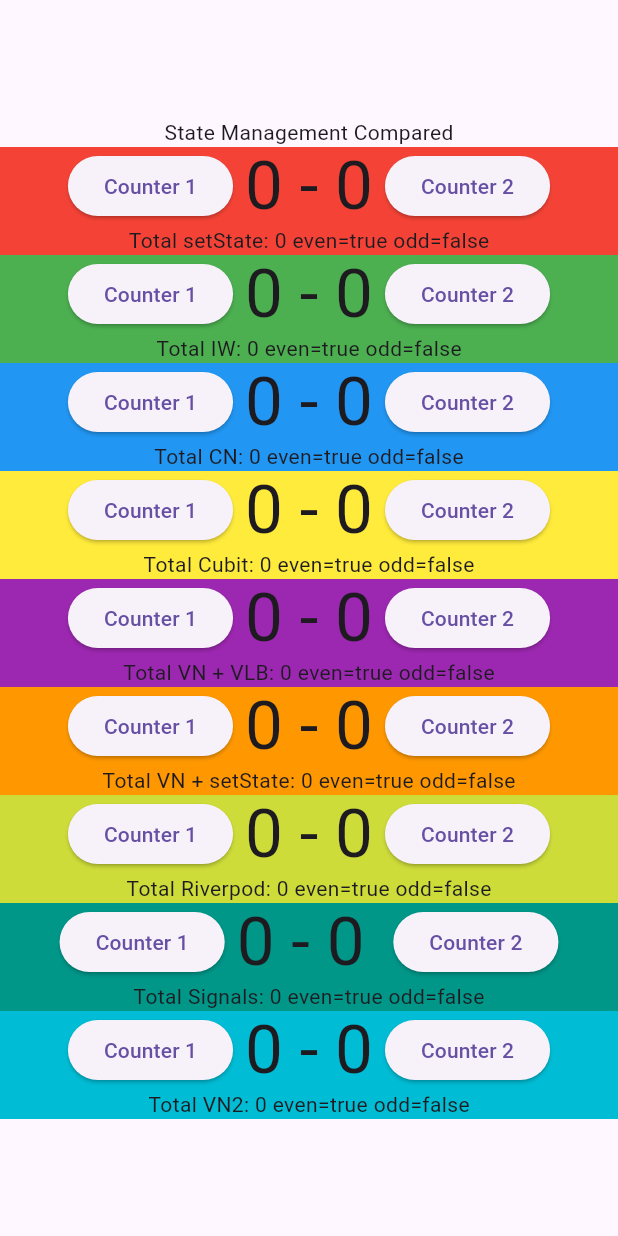
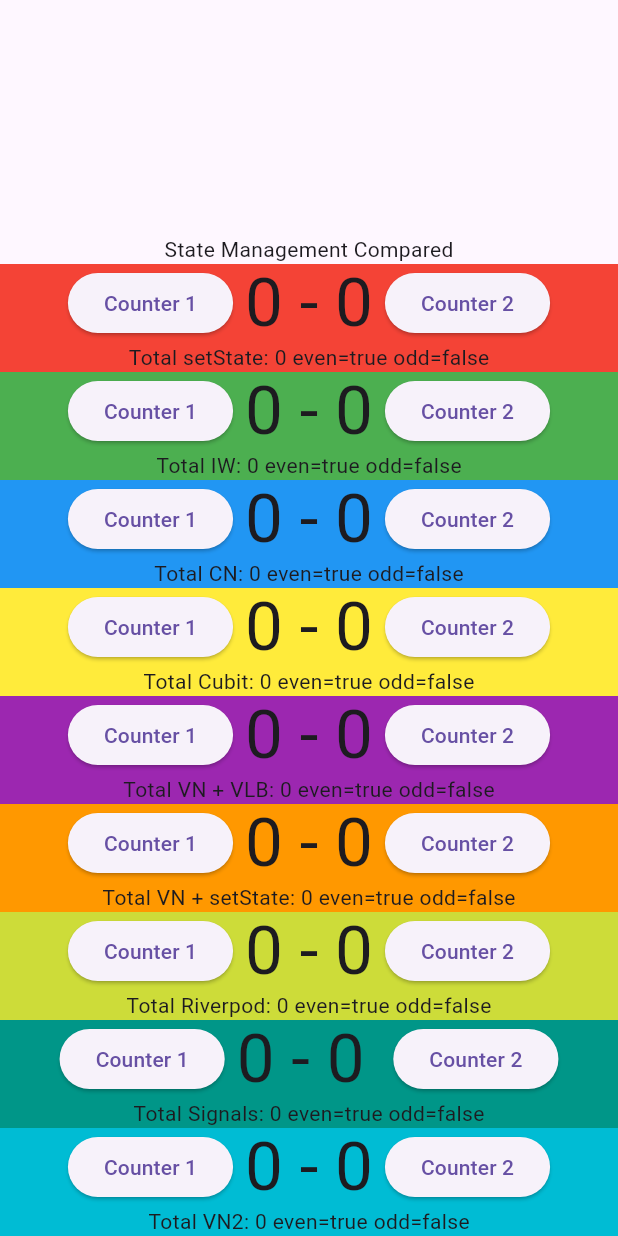
Before and after one commit to anthonyaquino83/flutter_sm_compared, a Flutter app: the screen it shows after launch, on a phone screen of 412 x 824 dp. Run offline on Flutter 3.47's test engine with Material 3 defaults, Android fonts, the light colour scheme and no system bars; our stand-ins replace flutter_bloc, flutter_riverpod, signals_flutter.

Commit message:
fix widget positions

```diff
--- a/lib/main.dart
+++ b/lib/main.dart
@@ -27,9 +27,8 @@ class _MainAppState extends State<MainApp> {
     return const MaterialApp(
       debugShowCheckedModeBanner: false,
       home: Scaffold(
-        body: Center(
-          child: Column(
-            mainAxisAlignment: MainAxisAlignment.center,
+        body: Column(
+          mainAxisAlignment: MainAxisAlignment.end,
           children: [
             Text('State Management Compared'),
             // 64 loc (VSCodeCounter and same Flutter autoformat)
@@ -53,7 +52,6 @@ class _MainAppState extends State<MainApp> {
           ],
         ),
       ),
-      ),
     );
   }
 }
```
Lines whose indentation alone changed are shown as unchanged.
